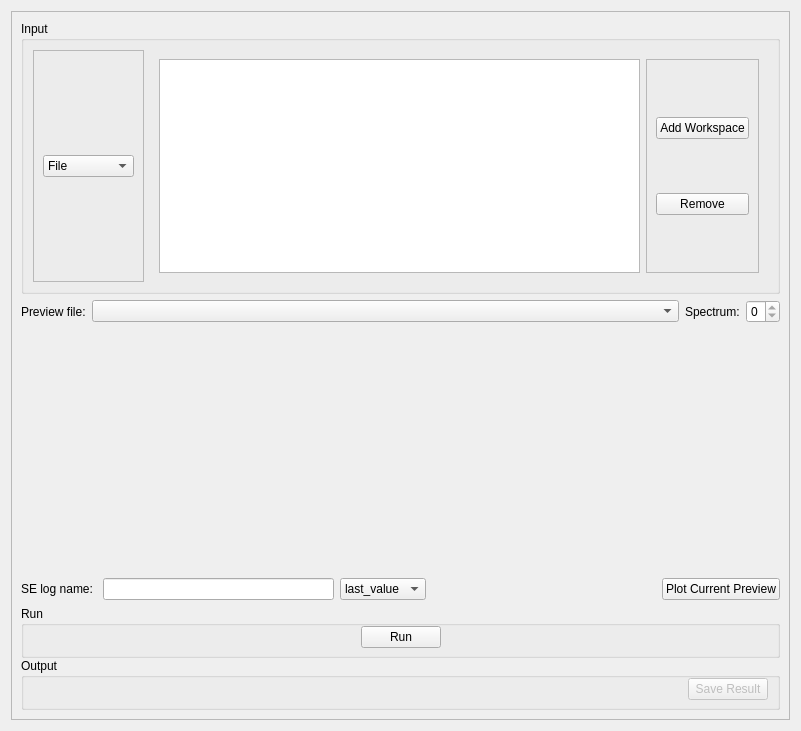
This is qt/scientific_interfaces/Indirect/IndirectDataAnalysisElwinTab.ui in mantidproject/mantid as Qt 5 draws it before an edit. The edited form follows.
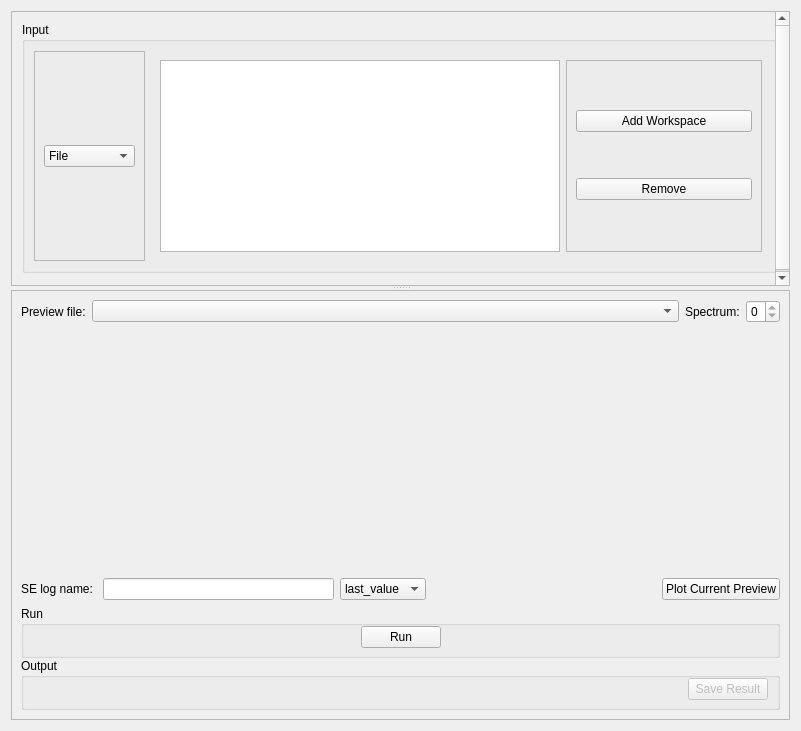
This is the edited form. The open tabs and pages were chosen to show the change. Custom widgets are drawn as their Qt base class.

The edit to the form file:
```diff
--- a/qt/scientific_interfaces/Indirect/IndirectDataAnalysisElwinTab.ui
+++ b/qt/scientific_interfaces/Indirect/IndirectDataAnalysisElwinTab.ui
@@ -10,33 +10,85 @@
     <height>731</height>
    </rect>
   </property>
+  <property name="sizePolicy">
+   <sizepolicy hsizetype="Preferred" vsizetype="Preferred">
+    <horstretch>0</horstretch>
+    <verstretch>0</verstretch>
+   </sizepolicy>
+  </property>
   <property name="windowTitle">
    <string>Form</string>
   </property>
   <layout class="QVBoxLayout" name="layoutElwin">
    <item>
+    <widget class="QSplitter" name="splitter">
+     <property name="sizePolicy">
+      <sizepolicy hsizetype="Expanding" vsizetype="Expanding">
+       <horstretch>0</horstretch>
+       <verstretch>0</verstretch>
+      </sizepolicy>
+     </property>
+     <property name="orientation">
+      <enum>Qt::Vertical</enum>
+     </property>
     <widget class="QScrollArea" name="scrollArea">
+      <property name="minimumSize">
+       <size>
+        <width>0</width>
+        <height>275</height>
+       </size>
+      </property>
      <property name="widgetResizable">
       <bool>true</bool>
      </property>
-     <widget class="QWidget" name="scrollAreaWidgetContents">
+      <widget class="QWidget" name="scrollAreaWidgetContents_2">
       <property name="geometry">
        <rect>
         <x>0</x>
         <y>0</y>
-        <width>777</width>
-        <height>707</height>
-       </rect>
-      </property>
-      <layout class="QVBoxLayout" name="verticalLayout_3">
-       <item>
+         <width>756</width>
+         <height>275</height>
+        </rect>
+       </property>
+       <property name="sizePolicy">
+        <sizepolicy hsizetype="Expanding" vsizetype="Expanding">
+         <horstretch>0</horstretch>
+         <verstretch>0</verstretch>
+        </sizepolicy>
+       </property>
+       <property name="minimumSize">
+        <size>
+         <width>0</width>
+         <height>275</height>
+        </size>
+       </property>
         <widget class="QGroupBox" name="gbInput">
+        <property name="geometry">
+         <rect>
+          <x>10</x>
+          <y>10</y>
+          <width>761</width>
+          <height>251</height>
+         </rect>
+        </property>
+        <property name="sizePolicy">
+         <sizepolicy hsizetype="Expanding" vsizetype="Expanding">
+          <horstretch>0</horstretch>
+          <verstretch>0</verstretch>
+         </sizepolicy>
+        </property>
          <property name="title">
           <string>Input</string>
          </property>
          <layout class="QHBoxLayout" name="horizontalLayout_16">
           <item alignment="Qt::AlignLeft">
            <widget class="QFrame" name="frame_3">
+           <property name="sizePolicy">
+            <sizepolicy hsizetype="Expanding" vsizetype="Expanding">
+             <horstretch>0</horstretch>
+             <verstretch>0</verstretch>
+            </sizepolicy>
+           </property>
             <property name="minimumSize">
              <size>
               <width>50</width>
@@ -69,6 +121,12 @@
           </item>
           <item>
            <widget class="QStackedWidget" name="stackedInputWidget">
+           <property name="sizePolicy">
+            <sizepolicy hsizetype="Expanding" vsizetype="Expanding">
+             <horstretch>0</horstretch>
+             <verstretch>0</verstretch>
+            </sizepolicy>
+           </property>
             <widget class="QWidget" name="page">
              <layout class="QHBoxLayout" name="horizontalLayout_3">
               <item>
@@ -137,12 +195,37 @@
              </layout>
             </widget>
             <widget class="QWidget" name="page_2">
+            <property name="sizePolicy">
+             <sizepolicy hsizetype="Expanding" vsizetype="Expanding">
+              <horstretch>0</horstretch>
+              <verstretch>0</verstretch>
+             </sizepolicy>
+            </property>
              <layout class="QHBoxLayout" name="horizontalLayout_4">
               <item>
-               <widget class="QTableWidget" name="tbElwinData"/>
+              <widget class="QTableWidget" name="tbElwinData">
+               <property name="sizePolicy">
+                <sizepolicy hsizetype="Expanding" vsizetype="Expanding">
+                 <horstretch>0</horstretch>
+                 <verstretch>0</verstretch>
+                </sizepolicy>
+               </property>
+               <property name="minimumSize">
+                <size>
+                 <width>400</width>
+                 <height>0</height>
+                </size>
+               </property>
+              </widget>
               </item>
               <item>
                <widget class="QFrame" name="frame_2">
+               <property name="sizePolicy">
+                <sizepolicy hsizetype="Expanding" vsizetype="Expanding">
+                 <horstretch>0</horstretch>
+                 <verstretch>0</verstretch>
+                </sizepolicy>
+               </property>
                 <property name="frameShape">
                  <enum>QFrame::StyledPanel</enum>
                 </property>
@@ -173,7 +256,34 @@
           </item>
          </layout>
         </widget>
-       </item>
+      </widget>
+     </widget>
+     <widget class="QScrollArea" name="scrollArea_2">
+      <property name="minimumSize">
+       <size>
+        <width>0</width>
+        <height>280</height>
+       </size>
+      </property>
+      <property name="widgetResizable">
+       <bool>true</bool>
+      </property>
+      <widget class="QWidget" name="scrollAreaWidgetContents">
+       <property name="geometry">
+        <rect>
+         <x>0</x>
+         <y>0</y>
+         <width>777</width>
+         <height>426</height>
+        </rect>
+       </property>
+       <property name="minimumSize">
+        <size>
+         <width>0</width>
+         <height>280</height>
+        </size>
+       </property>
+       <layout class="QVBoxLayout" name="verticalLayout_3">
        <item>
         <layout class="QHBoxLayout" name="loElwinOptions">
          <item>
@@ -423,6 +533,7 @@
         </widget>
        </item>
       </layout>
+      </widget>
      </widget>
     </widget>
    </item>
```
Left out of the diff: 16 changed lines with no effect on the pictures. Lines whose indentation alone changed are shown as unchanged.
